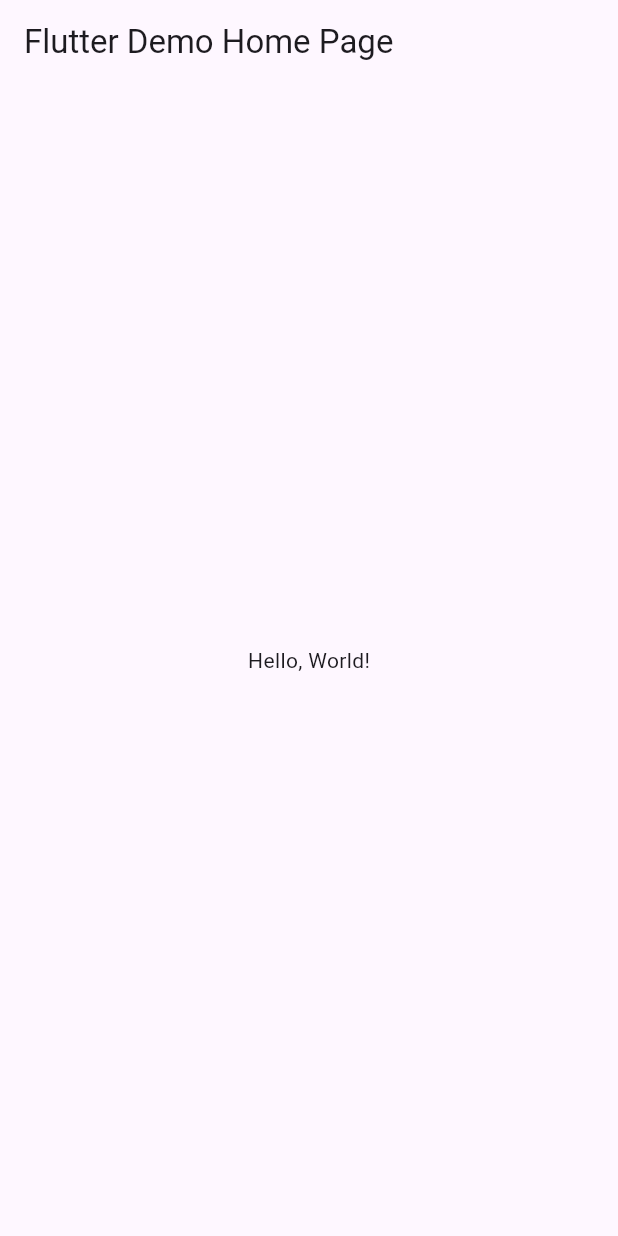
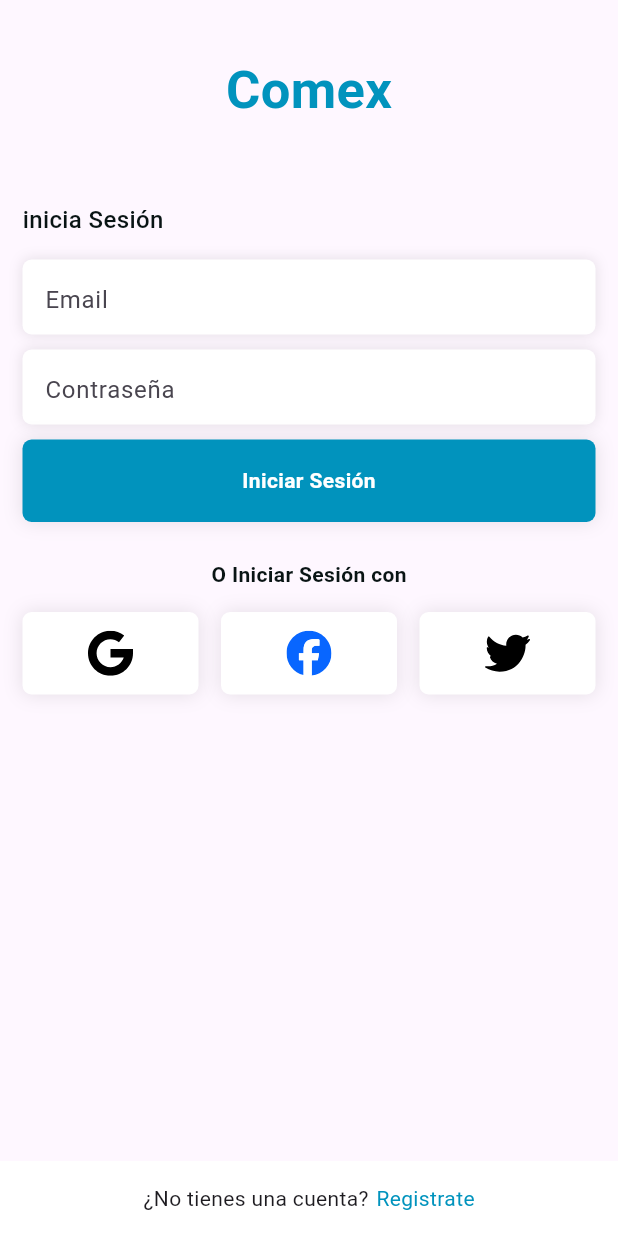
Before and after one commit to JesusRafaelCanoFlores5A/UIIIAct1_Cano0440, a Flutter app: the screen it shows after launch, on a phone screen of 412 x 824 dp. Run offline on Flutter 3.47's test engine with Material 3 defaults, Android fonts, the phone set to English and light mode, and no system bars; our stand-ins replace flutter_svg, get, hexcolor.

Commit message:
Updating1

```diff
--- a/lib/main.dart
+++ b/lib/main.dart
@@ -1,4 +1,6 @@
 import 'package:flutter/material.dart';
+import 'package:cano0440/view/splash_view.dart';
+import 'package:get/get_navigation/src/root/get_material_app.dart';
 
 void main() => runApp(MyApp());
 
@@ -7,37 +9,13 @@ class MyApp extends StatelessWidget {
   // This widget is the root of your application.
   @override
   Widget build(BuildContext context) {
-    return MaterialApp(
-      // Application name
+    return GetMaterialApp(
+      debugShowCheckedModeBanner: false,
       title: 'Flutter Hello World',
-      // Application theme data, you can set the colors for the application as
-      // you want
       theme: ThemeData(
-        // useMaterial3: false,
         primarySwatch: Colors.blue,
       ),
-      // A widget which will be started on application startup
-      home: MyHomePage(title: 'Flutter Demo Home Page'),
+      home: Splashview(),
     );
   }
 }
-
-class MyHomePage extends StatelessWidget {
-  final String title;
-  const MyHomePage({super.key, required this.title});
-
-  @override
-  Widget build(BuildContext context) {
-    return Scaffold(
-      appBar: AppBar(
-        // The title text which will be shown on the action bar
-        title: Text(title),
-      ),
-      body: Center(
-        child: Text(
-          'Hello, World!',
-        ),
-      ),
-    );
-  }
-}
--- /dev/null
+++ b/lib/utils/globalcolors.dart
@@ -0,0 +1,6 @@
+import 'package:hexcolor/hexcolor.dart';
+
+class GlobalColors {
+  static HexColor mainColor = HexColor("#0193bd");
+  static HexColor textColor = HexColor("#091414");
+}
--- /dev/null
+++ b/lib/view/loginview.dart
@@ -0,0 +1,97 @@
+import 'package:cano0440/view/widgets/buttonglobal.dart';
+import 'package:cano0440/view/widgets/sociallogin.dart';
+import 'package:cano0440/view/widgets/textformglobal.dart';
+import 'package:flutter/material.dart';
+import 'package:cano0440/utils/globalcolors.dart';
+
+class LoginView extends StatelessWidget {
+  LoginView({Key? key}) : super(key: key);
+  final TextEditingController emailController = TextEditingController();
+  final TextEditingController passwordController = TextEditingController();
+
+  @override
+  Widget build(BuildContext context) {
+    return Scaffold(
+        body: SingleChildScrollView(
+          child: SafeArea(
+              child: Container(
+            width: double.infinity,
+            padding: EdgeInsets.all(15),
+            child: Column(
+              crossAxisAlignment: CrossAxisAlignment.start,
+              children: [
+                SizedBox(
+                  height: 20,
+                ),
+                Container(
+                  alignment: Alignment.center,
+                  child: Text(
+                    "Comex",
+                    style: TextStyle(
+                        color: GlobalColors.mainColor,
+                        fontSize: 35,
+                        fontWeight: FontWeight.bold),
+                  ),
+                ),
+                SizedBox(
+                  height: 50,
+                ),
+                Text(
+                  "inicia Sesión",
+                  style: TextStyle(
+                      color: GlobalColors.textColor,
+                      fontSize: 16,
+                      fontWeight: FontWeight.w500),
+                ),
+                SizedBox(
+                  height: 15,
+                ),
+                TextFormGlobal(
+                  controller: emailController,
+                  text: "Email",
+                  obscure: false,
+                  textInputType: TextInputType.emailAddress,
+                ),
+                SizedBox(
+                  height: 10,
+                ),
+                TextFormGlobal(
+                  controller: passwordController,
+                  text: "Contraseña",
+                  obscure: true,
+                  textInputType: TextInputType.text,
+                ),
+                SizedBox(
+                  height: 10,
+                ),
+                ButtonGlobal(),
+                SizedBox(
+                  height: 25,
+                ),
+                SocialLogin()
+              ],
+            ),
+          )),
+        ),
+        bottomNavigationBar: Container(
+          height: 50,
+          color: Colors.white,
+          alignment: Alignment.center,
+          child: Row(
+            mainAxisAlignment: MainAxisAlignment.center,
+            children: [
+              Text("¿No tienes una cuenta?"),
+              SizedBox(
+                width: 5,
+              ),
+              InkWell(
+                child: Text(
+                  "Registrate",
+                  style: TextStyle(color: GlobalColors.mainColor),
+                ),
+              )
+            ],
+          ),
+        ));
+  }
+}
--- /dev/null
+++ b/lib/view/splash_view.dart
@@ -0,0 +1,28 @@
+import 'dart:async';
+
+import 'package:cano0440/utils/globalcolors.dart';
+import 'package:cano0440/view/loginview.dart';
+import 'package:flutter/material.dart';
+
+import 'package:get/get.dart';
+
+class Splashview extends StatelessWidget {
+  const Splashview({Key? key}) : super(key: key);
+
+  @override
+  Widget build(BuildContext context) {
+    Timer(Duration(seconds: 2), () {
+      Get.to(LoginView());
+    });
+    return Scaffold(
+      backgroundColor: GlobalColors.mainColor,
+      body: const Center(
+        child: Text(
+          "Comex",
+          style: TextStyle(
+              color: Colors.white, fontSize: 35, fontWeight: FontWeight.bold),
+        ),
+      ),
+    );
+  }
+}
--- /dev/null
+++ b/lib/view/widgets/buttonglobal.dart
@@ -0,0 +1,38 @@
+import 'package:flutter/material.dart';
+import 'package:cano0440/utils/globalcolors.dart';
+
+class ButtonGlobal extends StatefulWidget {
+  const ButtonGlobal({Key? key}) : super(key: key);
+
+  @override
+  State<ButtonGlobal> createState() => _ButtonGlobalState();
+}
+
+class _ButtonGlobalState extends State<ButtonGlobal> {
+  @override
+  Widget build(BuildContext context) {
+    return InkWell(
+      onTap: () {
+        print("Iniciar Sesión");
+      },
+      child: Container(
+        alignment: Alignment.center,
+        height: 55,
+        decoration: BoxDecoration(
+          color: GlobalColors.mainColor,
+          borderRadius: BorderRadius.circular(6),
+          boxShadow: [
+            BoxShadow(
+              color: Colors.black.withOpacity(0.1),
+              blurRadius: 10,
+            ),
+          ],
+        ),
+        child: Text(
+          "Iniciar Sesión",
+          style: TextStyle(color: Colors.white, fontWeight: FontWeight.w600),
+        ),
+      ),
+    );
+  }
+}
--- /dev/null
+++ b/lib/view/widgets/sociallogin.dart
@@ -0,0 +1,93 @@
+import 'package:flutter/material.dart';
+import 'package:cano0440/utils/globalcolors.dart';
+import 'package:flutter_svg/svg.dart';
+
+class SocialLogin extends StatelessWidget {
+  const SocialLogin({Key? key}) : super(key: key);
+
+  @override
+  Widget build(BuildContext context) {
+    return Column(
+      children: [
+        Container(
+          width: MediaQuery.of(context).size.width * 0.6,
+          alignment: Alignment.center,
+          child: Text(
+            "O Iniciar Sesión con",
+            style: TextStyle(
+                color: GlobalColors.textColor, fontWeight: FontWeight.w600),
+          ),
+        ),
+        SizedBox(
+          height: 15,
+        ),
+        Container(
+          child: Row(
+            children: [
+              Expanded(
+                child: Container(
+                  alignment: Alignment.center,
+                  height: 55,
+                  decoration: BoxDecoration(
+                      color: Colors.white,
+                      borderRadius: BorderRadius.circular(6),
+                      boxShadow: [
+                        BoxShadow(
+                            color: Colors.black.withOpacity(.1),
+                            blurRadius: 10),
+                      ]),
+                  child: SvgPicture.asset(
+                    "assets/images/google.svg",
+                    height: 30,
+                  ),
+                ),
+              ),
+              SizedBox(
+                width: 15,
+              ),
+              Expanded(
+                child: Container(
+                  alignment: Alignment.center,
+                  height: 55,
+                  decoration: BoxDecoration(
+                      color: Colors.white,
+                      borderRadius: BorderRadius.circular(6),
+                      boxShadow: [
+                        BoxShadow(
+                            color: Colors.black.withOpacity(.1),
+                            blurRadius: 10),
+                      ]),
+                  child: SvgPicture.asset(
+                    "assets/images/facebook.svg",
+                    height: 30,
+                  ),
+                ),
+              ),
+              SizedBox(
+                width: 15,
+              ),
+              Expanded(
+                child: Container(
+                  alignment: Alignment.center,
+                  height: 55,
+                  decoration: BoxDecoration(
+                      color: Colors.white,
+                      borderRadius: BorderRadius.circular(6),
+                      boxShadow: [
+                        BoxShadow(
+                            color: Colors.black.withOpacity(.1),
+                            blurRadius: 10),
+                      ]),
+                  child: SvgPicture.asset(
+                    "assets/images/twitter.svg",
+                    height: 30,
+                  ),
+                ),
+              ),
+            ],
+          ),
+        )
+      ],
+    );
+  }
+}
--- /dev/null
+++ b/lib/view/widgets/textformglobal.dart
@@ -0,0 +1,39 @@
+import 'package:flutter/material.dart';
+
+class TextFormGlobal extends StatelessWidget {
+  TextFormGlobal(
+      {Key? key,
+      required this.controller,
+      required this.text,
+      required this.textInputType,
+      required this.obscure})
+      : super(key: key);
+  final TextEditingController controller;
+  final String text;
+  final TextInputType textInputType;
+  final bool obscure;
+
+  @override
+  Widget build(BuildContext context) {
+    return Container(
+      height: 50,
+      padding: EdgeInsets.only(top: 3, left: 15),
+      decoration: BoxDecoration(
+          color: Colors.white,
+          borderRadius: BorderRadius.circular(6),
+          boxShadow: [
+            BoxShadow(color: Colors.black.withOpacity(0.1), blurRadius: 7)
+          ]),
+      child: TextFormField(
+        controller: controller,
+        keyboardType: textInputType,
+        obscureText: obscure,
+        decoration: InputDecoration(
+            hintText: text,
+            border: InputBorder.none,
+            contentPadding: EdgeInsets.all(0),
+            hintStyle: TextStyle(height: 1)),
+      ),
+    );
+  }
+}
```
Also changed, not shown: pubspec.yaml (+5 -2 lines), assets/images/facebook.svg (added), assets/images/google.svg (added), assets/images/twitter.svg (added).
